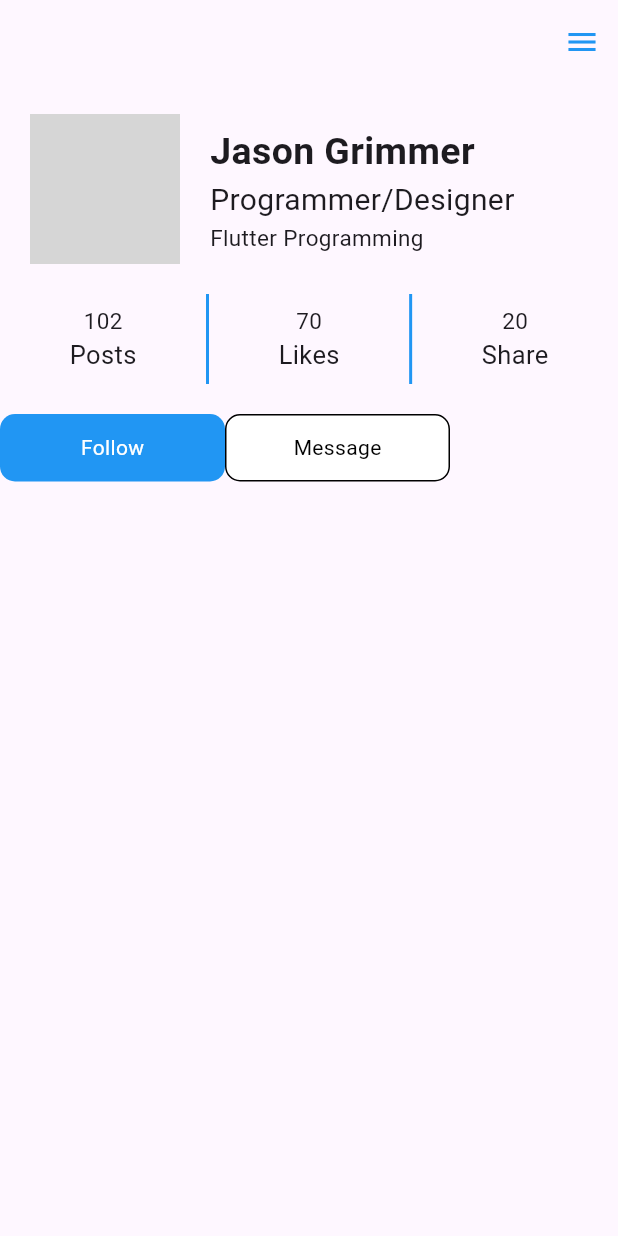
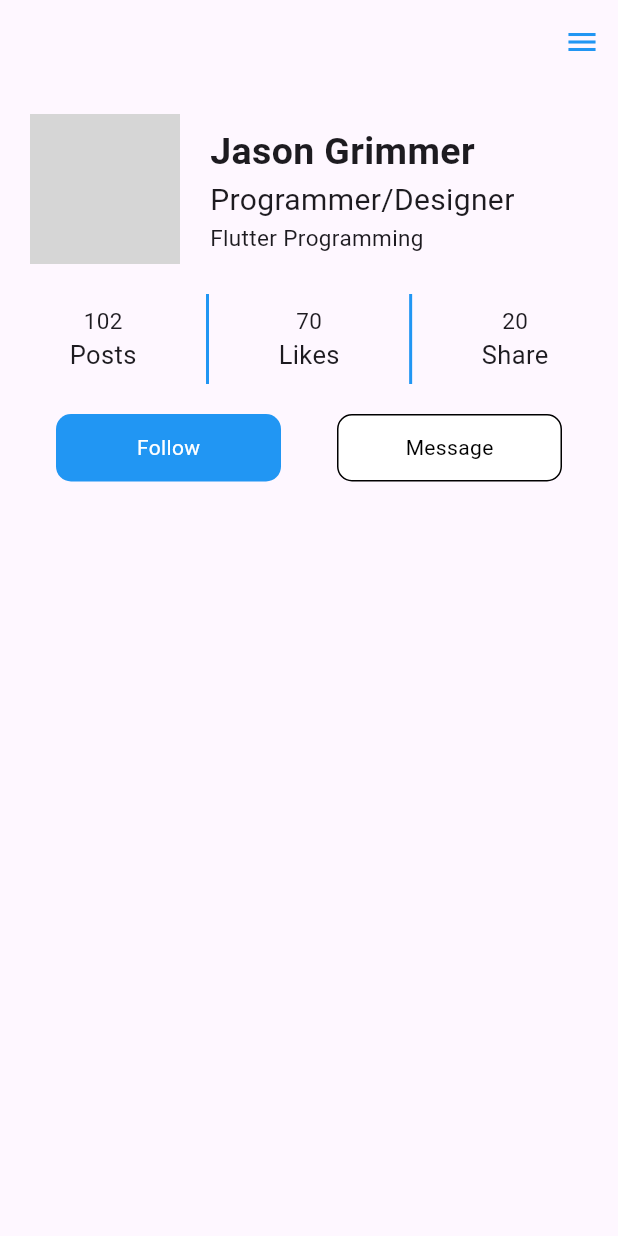
Before and after one commit to tombap8/Flutter-PJ-TOM, a Flutter app: the screen it shows after launch, on a phone screen of 412 x 824 dp. Run offline on Flutter 3.47's test engine with Material 3 defaults, Android fonts, the phone set to English and light mode, and no system bars; grey boxes are pictures that could not be loaded.

Commit message:
Update profile_buttons.dart

```diff
--- a/03.플러터PJ/app_03_profile/lib/components/profile_buttons.dart
+++ b/03.플러터PJ/app_03_profile/lib/components/profile_buttons.dart
@@ -5,11 +5,21 @@ import 'package:flutter/material.dart';
 class ProfileButtons extends StatelessWidget {
   const ProfileButtons({Key? key}) : super(key: key);
 
+  /*
+    [ 축에 대한 정의 ]
+    1. mainAxis : 진행방향축
+      (Row는 수평방향이 메인축 / Column은 수직방향이 메인축)
+    2. crossAxis : 진행방향직각축
+      (Row는 수직방향이 크로스축 / Column은 수평방향이 크로스축)
+   */
+
   // 앱 빌드 재정의!
   @override
   Widget build(BuildContext context) {
     // 버튼은 수평방향으로 진행하므로 Row()
     return Row(
+      // Row는 수평방향이 메인축임!(mainAxis) : 사이간격 균일하게(spaceEvenly)
+      mainAxisAlignment: MainAxisAlignment.spaceEvenly,
       children: [
         // 버튼위젯 메서드 호출
         // Follow버튼 : _buildFollowButton()
@@ -34,6 +44,14 @@ class ProfileButtons extends StatelessWidget {
 Widget _buildFollowButton() {
   // InkWell 위젯버튼
   return InkWell(
+    // 버튼을 탭하는 경우 이벤트체크하기!(on+이벤트명:캐믈케이스)
+    // 이벤트 발생시 실행코드는 익명함수로 표현!
+    onTap: () {
+      // cmd창에 찍기는 print로!
+      // 실반영소스에는 debugPrint() 사용!
+      // 브라우저창에서는 console창에 출력됨!
+      debugPrint('Follow탭했음!');
+    },
     // 버튼 디자인을 위한 컨테이너 위젯사용!
     child: Container(
       // 내부정렬 center는 수평,수직 모두 중앙
@@ -42,9 +60,7 @@ Widget _buildFollowButton() {
       height: 45,
       // 박스 디자인 데코레이션 속성
       decoration: BoxDecoration(
-        color: Colors.blue,
-        borderRadius: BorderRadius.circular(10)
-      ),
+          color: Colors.blue, borderRadius: BorderRadius.circular(10)),
       child: Text(
         "Follow",
         style: TextStyle(color: Colors.white),
@@ -52,10 +68,16 @@ Widget _buildFollowButton() {
     ),
   );
 }
+
 // Message버튼 위젯 메서드
 Widget _buildMessageButton() {
   // InkWell 위젯버튼
-  return InkWell(
+  return InkWell(// 버튼을 탭하는 경우 이벤트체크하기!(on+이벤트명:캐믈케이스)
+    // 이벤트 발생시 실행코드는 익명함수로 표현!
+    onTap: () {
+      // cmd창에 찍기는 print로!
+      debugPrint('Message탭했음!');
+    },
     // 버튼 디자인을 위한 컨테이너 위젯사용!
     child: Container(
       // 내부정렬 center는 수평,수직 모두 중앙
```
